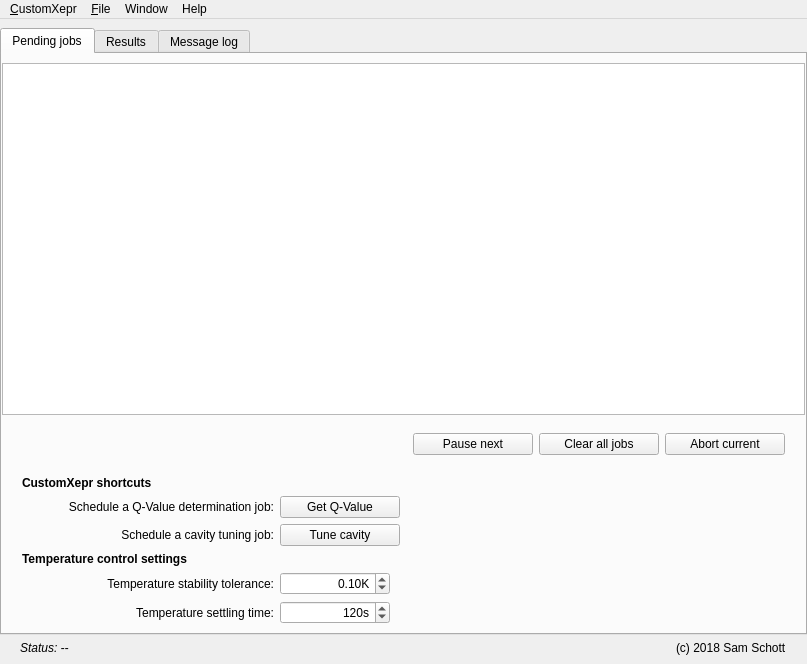
This is xeprtools/customxepr_ui_linux.ui in OE-FET/customxepr as Qt 5 draws it before an edit. The edited form follows.
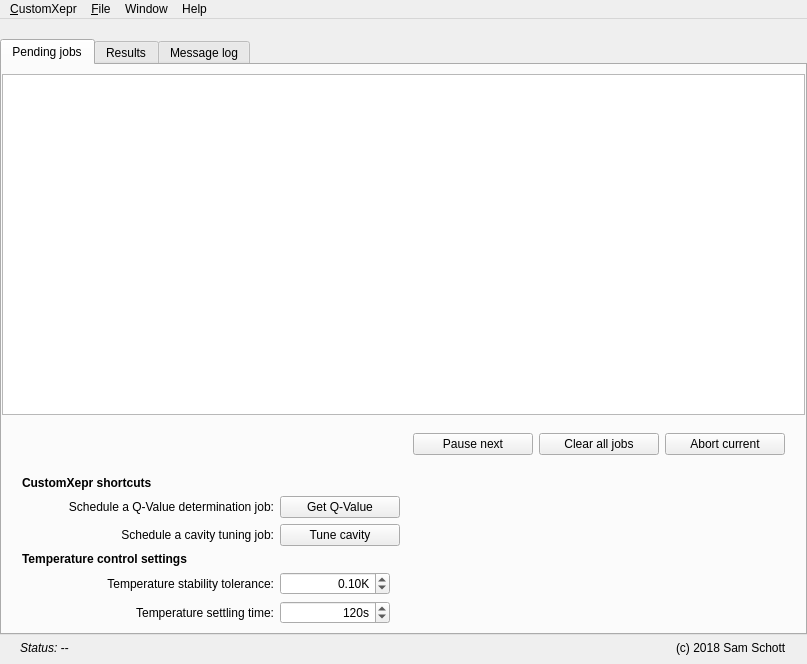
This is the edited form. The open tabs and pages were chosen to show the change. Custom widgets are drawn as their Qt base class.

Commit message: multiple selection of rows in ui possible

Patch:
```diff
--- a/xeprtools/customxepr_ui_linux.ui
+++ b/xeprtools/customxepr_ui_linux.ui
@@ -58,6 +58,9 @@
     <property name="leftMargin">
      <number>0</number>
     </property>
+    <property name="topMargin">
+     <number>20</number>
+    </property>
     <property name="rightMargin">
      <number>0</number>
     </property>
```
Left out of the diff: 11 changed lines with no effect on the pictures. The commit also changes 1 other file.
